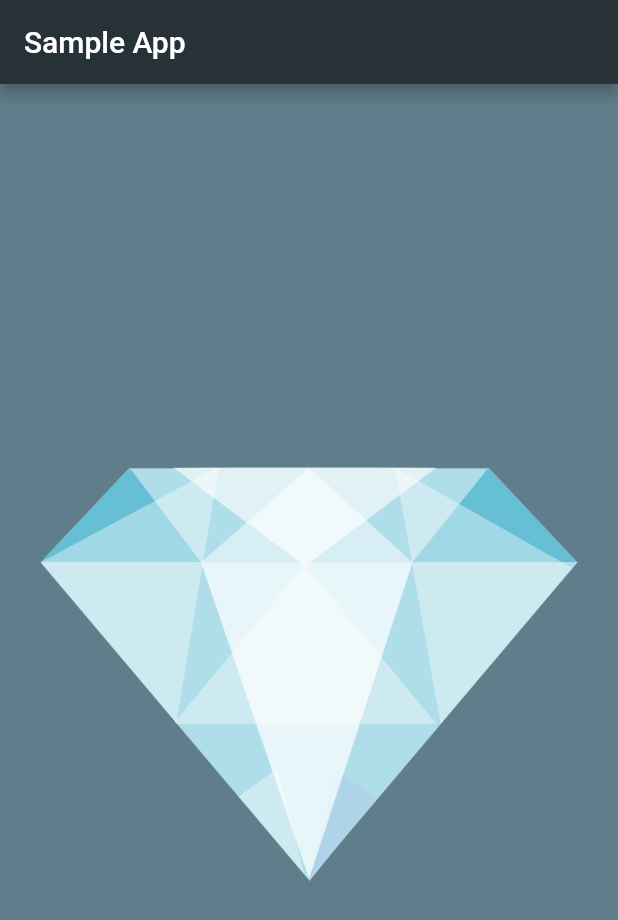
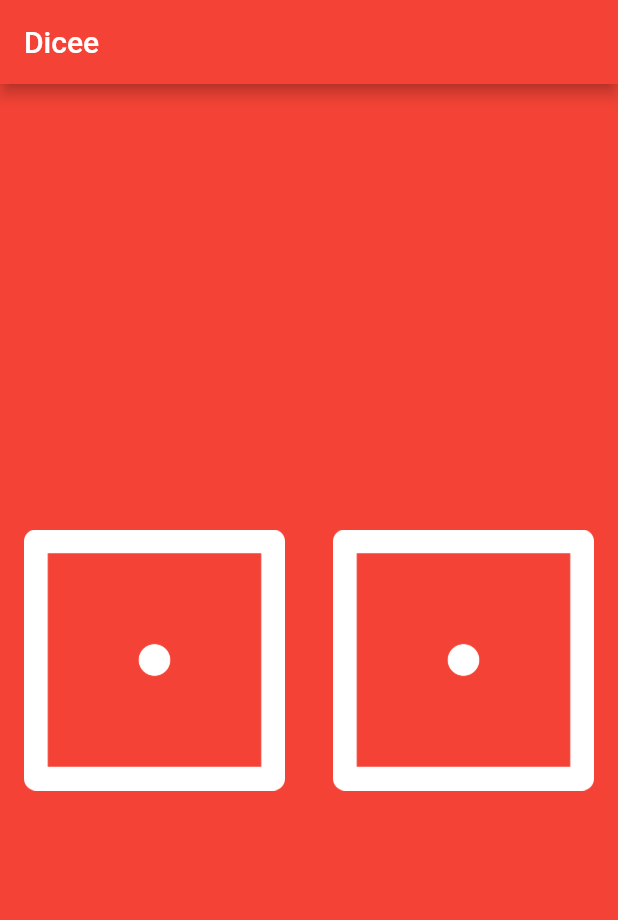
Before and after one commit to chabroncano/learning-flutter, a Flutter app: the screen it shows after launch, on a phone screen of 412 x 824 dp. Shown: the top 920 px of the screen. Run offline on Flutter 3.47's test engine with Material 2 defaults, Android fonts, the phone set to English and light mode, and no system bars.

```diff
--- a/lib/main.dart
+++ b/lib/main.dart
@@ -1,20 +1,50 @@
 import 'package:flutter/material.dart';
 
 void main() {
-  runApp(
+  return runApp(
     MaterialApp(
       home: Scaffold(
-        backgroundColor: Colors.blueGrey,
+        backgroundColor: Colors.red,
         appBar: AppBar(
-          title: Text('Sample App'),
-          backgroundColor: Colors.blueGrey[900],
+          title: Text('Dicee'),
+          backgroundColor: Colors.red,
         ),
-        body: Center(
-          child: Image(
-            image: AssetImage('assets/images/diamond.png'),
-          ),
-        ),
+        body: DicePage(),
       ),
     ),
   );
 }
+
+class DicePage extends StatefulWidget {
+  @override
+  _DicePageState createState() => _DicePageState();
+}
+
+class _DicePageState extends State<DicePage> {
+  int leftDiceNumber = 1;
+  @override
+  Widget build(BuildContext context) {
+    return Center(
+      child: Row(
+        children: <Widget>[
+          Expanded(
+            child: FlatButton(
+              onPressed: () {
+                setState(() {
+                  leftDiceNumber = 5;
+                });
+              },
+              child: Image.asset('assets/images/dice$leftDiceNumber.png'),
+            ),
+          ),
+          Expanded(
+            child: FlatButton(
+              onPressed: () {},
+              child: Image.asset('assets/images/dice1.png'),
+            ),
+          ),
+        ],
+      ),
+    );
+  }
+}
```
Also changed, not shown: assets/images/diamond.png (deleted), assets/images/dice1.png (added), assets/images/dice2.png (added), assets/images/dice3.png (added), assets/images/dice4.png (added), assets/images/dice5.png (added), assets/images/dice6.png (added).
